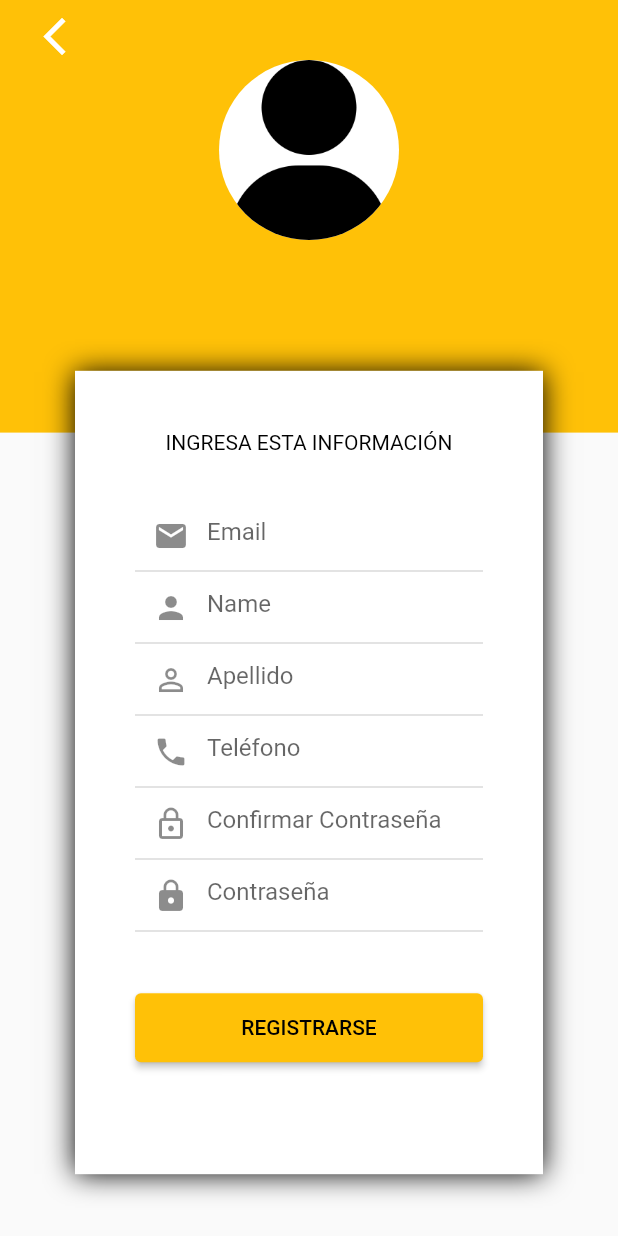
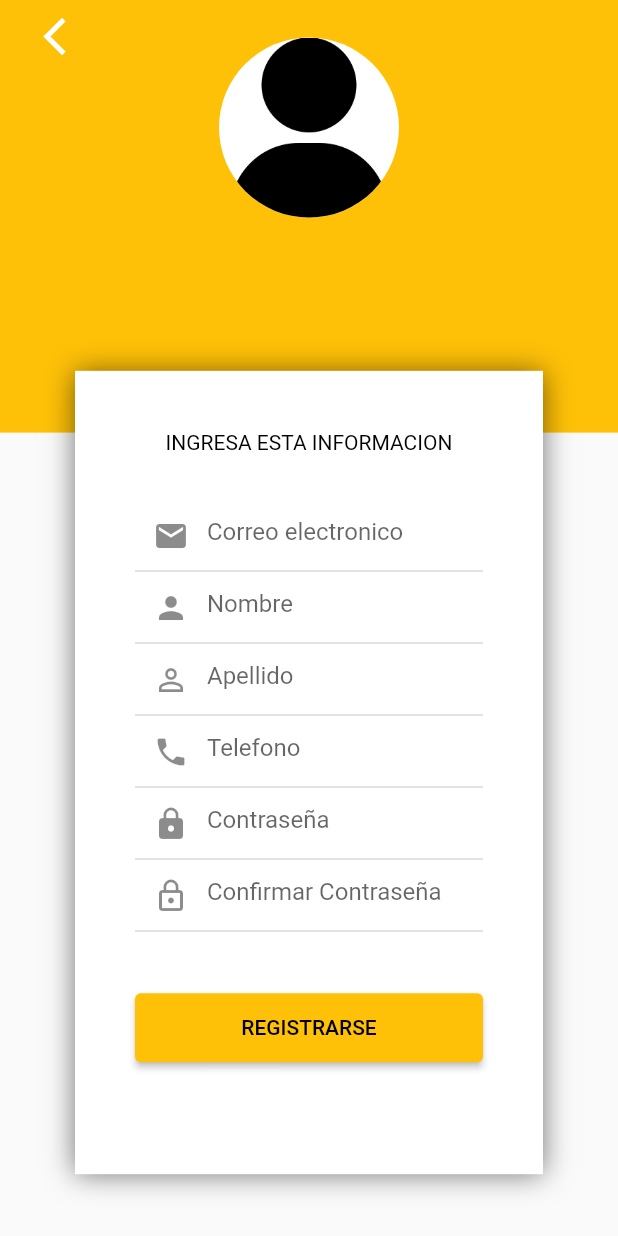
Before and after one commit to Rodrigo170/Curso_Flutter_mysql_json, a Flutter app: the screen it shows after launch, after a tap on "Registrate Aqui", on a phone screen of 412 x 824 dp. Run offline on Flutter 3.47's test engine with Material 2 defaults, Android fonts, the phone set to English and light mode, and no system bars; our stand-ins replace get, get_storage, image_picker, sn_progress_dialog.

Commit message:
Sección 10

```diff
--- a/lib/main.dart
+++ b/lib/main.dart
@@ -2,42 +2,52 @@ import 'package:flutter/material.dart';
 import 'package:get/get.dart';
 import 'package:get_storage/get_storage.dart';
 import 'package:udemy_flutter/src/models/user.dart';
+import 'package:udemy_flutter/src/pages/client/products/list/client_products_list_page.dart';
+import 'package:udemy_flutter/src/pages/delivery/orders/list/delivery_orders_list_page.dart';
 import 'package:udemy_flutter/src/pages/home/home_page.dart';
 import 'package:udemy_flutter/src/pages/login/login_page.dart';
 import 'package:udemy_flutter/src/pages/register/register_page.dart';
+import 'package:udemy_flutter/src/pages/restaurant/orders/list/restaurant_orders_list_page.dart';
+import 'package:udemy_flutter/src/pages/roles/roles_page.dart';
 
 User userSession = User.fromJson(GetStorage().read('user') ?? {});
 
 void main() async {
   await GetStorage.init();
-  runApp(MyApp());
+  runApp(const MyApp());
 }
 
 class MyApp extends StatefulWidget {
-  MyApp({Key? key}) : super(key: key);
+  const MyApp({Key? key}) : super(key: key);
 
   @override
   State<MyApp> createState() => _MyAppState();
 }
 
 class _MyAppState extends State<MyApp> {
+
   @override
   void initState() {
+    // TODO: implement initState
     super.initState();
   }
 
   @override
   Widget build(BuildContext context) {
+    print('Usuario id: ${userSession.id}');
+
     return GetMaterialApp(
       title: 'Delivery Udemy',
       debugShowCheckedModeBanner: false,
-        initialRoute: userSession.id != null
-            ? '/home'
-            : '/', // SI YA SE INICIO SESIÓN LO DIRGE A RUTA HOME PERO SI NO AL LOGIN
+      initialRoute: userSession.id != null ? userSession.roles!.length > 1 ? '/roles' : '/client/products/list' : '/',
       getPages: [
         GetPage(name: '/', page: () => LoginPage()),
         GetPage(name: '/register', page: () => RegisterPage()),
-          GetPage(name: '/home', page: () => HomePage())
+        GetPage(name: '/home', page: () => HomePage()),
+        GetPage(name: '/roles', page: () => RolesPage()),
+        GetPage(name: '/restaurant/orders/list', page: () => RestaurantOrdersListPage()),
+        GetPage(name: '/delivery/orders/list', page: () => DeliveryOrdersListPage()),
+        GetPage(name: '/client/products/list', page: () => ClientProdudctListPage()),
       ],
       theme: ThemeData(
         primaryColor: Colors.amber,
@@ -51,8 +61,11 @@ class _MyAppState extends State<MyApp> {
           onSurface: Colors.grey,
           error: Colors.grey,
           onError: Colors.grey,
-                background: Colors.grey,
-                onSecondary: Colors.grey)),
-        navigatorKey: Get.key);
+          onSecondary: Colors.grey,
+          background: Colors.grey
+        )
+      ),
+      navigatorKey: Get.key,
+    );
   }
 }
--- a/lib/src/models/user.dart
+++ b/lib/src/models/user.dart
@@ -1,4 +1,6 @@
 import 'dart:convert';
+
+import 'package:udemy_flutter/src/models/rol.dart';
 
 User userFromJson(String str) => User.fromJson(json.decode(str));
 
@@ -14,6 +16,7 @@ class User {
   String? image;
   String? password;
   String? sessionToken;
+  List<Rol>? roles = [];
 
   User(
       {this.id,
@@ -23,7 +26,9 @@ class User {
       this.phone,
       this.image,
       this.password,
-      this.sessionToken});
+      this.sessionToken,
+      this.roles
+      });
 
   factory User.fromJson(Map<String, dynamic> json) => User(
       id: json["id"],
@@ -33,7 +38,9 @@ class User {
       phone: json["phone"],
       image: json["image"],
       password: json["password"],
-      sessionToken: json["session_token"]);
+      sessionToken: json["session_token"],
+      roles: json["roles"] == null ? [] : List<Rol>.from(json["roles"].map((model) => Rol.fromJson(model)))
+      );
 
   //Transforma el objeto en json
   Map<String, dynamic> toJson() => {
@@ -45,5 +52,6 @@ class User {
         "image": image,
         "password": password,
         "session_token": sessionToken,
+        "roles": roles
       };
 }
--- /dev/null
+++ b/lib/src/pages/delivery/orders/list/delivery_orders_list_controller.dart
@@ -0,0 +1,5 @@
+import 'package:get/get.dart';
+
+class DeliveryOrdersListController extends GetxController {
+
+}
--- a/lib/src/pages/login/login_page.dart
+++ b/lib/src/pages/login/login_page.dart
@@ -120,7 +120,7 @@ class LoginPage extends StatelessWidget {
           width: 7,
         ),
         GestureDetector(
-          onTap: () => con.goToRegiterPage(),
+          onTap: () => con.goToRegisterPage(),
           child: Text(
             'Registrate Aqui',
             style: TextStyle(
--- a/lib/src/pages/register/register_page.dart
+++ b/lib/src/pages/register/register_page.dart
@@ -8,19 +8,34 @@ class RegisterPage extends StatelessWidget {
   @override
   Widget build(BuildContext context) {
     return Scaffold(
-        body: Stack(
-      // POSICIONAR ELEMENTOS UNO ENCIMA DEL OTRO
-
-      children: <Widget>[
-        _backgrounfCover(context),
-        _boxForm(context),
-        _imageUser(),
-        _buttonBack()
-      ],
-    ));
+      body: Stack( // POSICIONAR ELEMENTOS UNO ENCIMA DEL OTRO
+        children: [
+          _backgroundCover(context),
+          _boxForm(context),
+          _imageUser(context),
+          _buttonBack()
+        ],
+      ),
+    );
   }
 
-  Widget _backgrounfCover(BuildContext context) {
+  Widget _buttonBack() {
+    return SafeArea(
+        child: Container(
+          margin: EdgeInsets.only(left: 20),
+          child: IconButton(
+            onPressed: () => Get.back(),
+            icon: Icon(
+                Icons.arrow_back_ios,
+                color: Colors.white,
+                size: 30,
+            ),
+          ),
+        )
+    );
+  }
+
+  Widget _backgroundCover(BuildContext context) {
     return Container(
       width: double.infinity,
       height: MediaQuery.of(context).size.height * 0.35,
@@ -31,11 +46,17 @@ class RegisterPage extends StatelessWidget {
   Widget _boxForm(BuildContext context) {
     return Container(
       height: MediaQuery.of(context).size.height * 0.65,
-      margin: EdgeInsets.only(
-          top: MediaQuery.of(context).size.height * 0.30, left: 50, right: 50),
-      decoration: BoxDecoration(color: Colors.white, boxShadow: <BoxShadow>[
-        BoxShadow(color: Colors.black, blurRadius: 15, offset: Offset(0, 0.75))
-      ]),
+      margin: EdgeInsets.only(top: MediaQuery.of(context).size.height * 0.3, left: 50, right: 50),
+      decoration: BoxDecoration(
+          color: Colors.white,
+          boxShadow: <BoxShadow>[
+            BoxShadow(
+                color: Colors.black54,
+                blurRadius: 15,
+                offset: Offset(0, 0.75)
+            )
+          ]
+      ),
       child: SingleChildScrollView(
         child: Column(
           children: [
@@ -43,10 +64,10 @@ class RegisterPage extends StatelessWidget {
             _textFieldEmail(),
             _textFieldName(),
             _textFieldLastName(),
-            _textFieldTelefono(),
-            _textFieldConfirmedPassword(),
+            _textFieldPhone(),
             _textFieldPassword(),
-            _buttonRegister()
+            _textFieldConfirmPassword(),
+            _buttonRegister(context)
           ],
         ),
       ),
@@ -59,8 +80,10 @@ class RegisterPage extends StatelessWidget {
       child: TextField(
         controller: con.emailController,
         keyboardType: TextInputType.emailAddress,
-        decoration:
-            InputDecoration(hintText: 'Email', prefixIcon: Icon(Icons.email)),
+        decoration: InputDecoration(
+            hintText: 'Correo electronico',
+            prefixIcon: Icon(Icons.email)
+        ),
       ),
     );
   }
@@ -71,8 +94,10 @@ class RegisterPage extends StatelessWidget {
       child: TextField(
         controller: con.nameController,
         keyboardType: TextInputType.text,
-        decoration:
-            InputDecoration(hintText: 'Name', prefixIcon: Icon(Icons.person)),
+        decoration: InputDecoration(
+            hintText: 'Nombre',
+            prefixIcon: Icon(Icons.person)
+        ),
       ),
     );
   }
@@ -84,19 +109,23 @@ class RegisterPage extends StatelessWidget {
         controller: con.lastnameController,
         keyboardType: TextInputType.text,
         decoration: InputDecoration(
-            hintText: 'Apellido', prefixIcon: Icon(Icons.person_outline)),
+            hintText: 'Apellido',
+            prefixIcon: Icon(Icons.person_outline)
+        ),
       ),
     );
   }
 
-  Widget _textFieldTelefono() {
+  Widget _textFieldPhone() {
     return Container(
       margin: EdgeInsets.symmetric(horizontal: 40),
       child: TextField(
         controller: con.phoneController,
         keyboardType: TextInputType.phone,
         decoration: InputDecoration(
-            hintText: 'Teléfono', prefixIcon: Icon(Icons.phone)),
+            hintText: 'Telefono',
+            prefixIcon: Icon(Icons.phone)
+        ),
       ),
     );
   }
@@ -109,12 +138,14 @@ class RegisterPage extends StatelessWidget {
         keyboardType: TextInputType.text,
         obscureText: true,
         decoration: InputDecoration(
-            hintText: 'Contraseña', prefixIcon: Icon(Icons.lock)),
+            hintText: 'Contraseña',
+            prefixIcon: Icon(Icons.lock)
+        ),
       ),
     );
   }
 
-  Widget _textFieldConfirmedPassword() {
+  Widget _textFieldConfirmPassword() {
     return Container(
       margin: EdgeInsets.symmetric(horizontal: 40),
       child: TextField(
@@ -123,36 +154,48 @@ class RegisterPage extends StatelessWidget {
         obscureText: true,
         decoration: InputDecoration(
             hintText: 'Confirmar Contraseña',
-            prefixIcon: Icon(Icons.lock_outline)),
+            prefixIcon: Icon(Icons.lock_outline)
+        ),
       ),
     );
   }
 
-  Widget _buttonRegister() {
+  Widget _buttonRegister(BuildContext context) {
     return Container(
       width: double.infinity,
       margin: EdgeInsets.symmetric(horizontal: 40, vertical: 40),
       child: ElevatedButton(
-        onPressed: () => con.register(),
-        style: ElevatedButton.styleFrom(
-            padding: EdgeInsets.symmetric(vertical: 15)),
-        child: Text('REGISTRARSE', style: TextStyle(color: Colors.black)),
+          onPressed: () => con.register(context),
+          style: ElevatedButton.styleFrom(
+              padding: EdgeInsets.symmetric(vertical: 15)
+          ),
+          child: Text(
+            'REGISTRARSE',
+            style: TextStyle(
+                color: Colors.black
+            ),
+          )
       ),
     );
   }
 
-  Widget _imageUser() {
+  Widget _imageUser(BuildContext context) {
+
     return SafeArea(
       child: Container(
-        margin: EdgeInsets.only(top: 40),
+        margin: EdgeInsets.only(top: 25),
         alignment: Alignment.topCenter,
         child: GestureDetector(
-          onTap: () {},
-          child: CircleAvatar(
-            backgroundImage: AssetImage('assets/img/icono.png'),
-            radius: 60,
-            backgroundColor: Colors.white,
-          ),
+          onTap: () => con.showAlertDialog(context),
+          child: GetBuilder<RegisterController> (
+            builder: (value) => CircleAvatar(
+              backgroundImage: con.imageFile != null
+                  ? FileImage(con.imageFile!)
+                  : AssetImage('assets/img/icono.png') as ImageProvider,
+              radius: 60,
+              backgroundColor: Colors.white,
+            ),
+          )
         ),
       ),
     );
@@ -160,22 +203,11 @@ class RegisterPage extends StatelessWidget {
 
   Widget _textYourInfo() {
     return Container(
-        margin: EdgeInsets.only(top: 40, bottom: 30),
-        child: Text('INGRESA ESTA INFORMACIÓN',
-            style: TextStyle(color: Colors.black)));
-  }
-
-  Widget _buttonBack() {
-    return SafeArea(
-      child: Container(
-        margin: EdgeInsets.only(left: 20),
-        child: IconButton(
-          onPressed: () => Get.back(),
-          icon: Icon(
-            Icons.arrow_back_ios,
-            color: Colors.white,
-            size: 30,
-          ),
+      margin: EdgeInsets.only(top: 40, bottom: 30),
+      child: Text(
+        'INGRESA ESTA INFORMACION',
+        style: TextStyle(
+          color: Colors.black,
         ),
       ),
     );
--- /dev/null
+++ b/lib/src/pages/restaurant/orders/list/restaurant_orders_list_controller.dart
@@ -0,0 +1,5 @@
+import 'package:get/get.dart';
+
+class RestaurantOrdersListController extends GetxController {
+
+}
--- a/pubspec.yaml
+++ b/pubspec.yaml
@@ -36,6 +36,9 @@ dependencies:
   cupertino_icons: ^1.0.2
   get: ^4.6.5 # Es una solución extraligera y potente para Flutter. Combina gestión de estado de alto rendimiento, inyección de dependencia inteligente y gestión de rutas de forma rápida y práctica.
   get_storage: ^2.0.3
+  image_picker: ^0.8.5+3
+  http: ^0.13.4
+  sn_progress_dialog: ^1.0.8
 
 dev_dependencies:
   flutter_test:
```
Also changed, not shown: lib/src/environment/environment.dart (+7 -1 lines), lib/src/models/rol.dart (added, +36 -0 lines), lib/src/pages/client/products/list/client_products_list_controller.dart (added, +14 -0 lines), lib/src/pages/client/products/list/client_products_list_page.dart (added, +28 -0 lines), lib/src/pages/delivery/orders/list/delivery_orders_list_page.dart (added, +17 -0 lines), lib/src/pages/login/login_controller.dart (+39 -16 lines), lib/src/pages/register/register_controller.dart (+88 -5 lines), lib/src/pages/restaurant/orders/list/restaurant_orders_list_page.dart (added, +16 -0 lines), lib/src/pages/roles/roles_controller.dart (added, +15 -0 lines), lib/src/pages/roles/roles_page.dart (added, +60 -0 lines), lib/src/provides/user_provides.dart (+62 -12 lines), pubspec.lock, 2 other files. Lines whose indentation alone changed are shown as unchanged.
